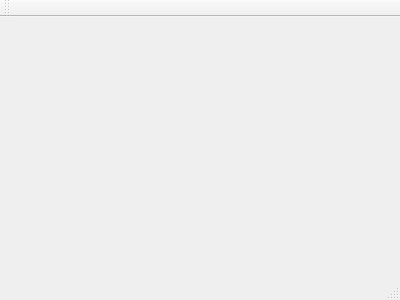
Above: PEViewPlus/mainwindow.ui from zhaojunchen/PEViewPlus before the change. Below: the same form after it.
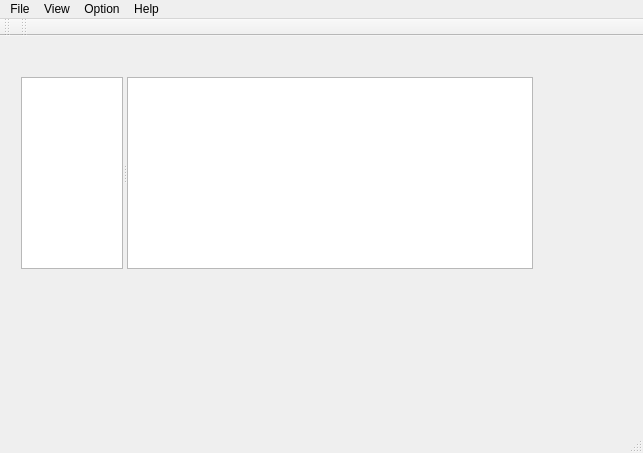
That is the form after the change.

```diff
--- a/PEViewPlus/mainwindow.ui
+++ b/PEViewPlus/mainwindow.ui
@@ -1,24 +1,153 @@
 <ui version="4.0">
  <class>MainWindow</class>
- <widget class="QMainWindow" name="MainWindow" >
-  <property name="geometry" >
+ <widget class="QMainWindow" name="MainWindow">
+  <property name="geometry">
    <rect>
     <x>0</x>
     <y>0</y>
-    <width>400</width>
-    <height>300</height>
+    <width>643</width>
+    <height>453</height>
    </rect>
   </property>
   <property name="windowTitle" >
    <string>MainWindow</string>
   </property>
-  <widget class="QMenuBar" name="menuBar" />
-  <widget class="QToolBar" name="mainToolBar" />
-  <widget class="QWidget" name="centralWidget" />
-  <widget class="QStatusBar" name="statusBar" />
+  <widget class="QWidget" name="centralWidget">
+   <widget class="QSplitter" name="splitter">
+    <property name="geometry">
+     <rect>
+      <x>21</x>
+      <y>41</y>
+      <width>512</width>
+      <height>192</height>
+     </rect>
+    </property>
+    <property name="sizePolicy">
+     <sizepolicy hsizetype="Expanding" vsizetype="Preferred">
+      <horstretch>1</horstretch>
+      <verstretch>0</verstretch>
+     </sizepolicy>
+    </property>
+    <property name="orientation">
+     <enum>Qt::Horizontal</enum>
+    </property>
+    <widget class="QTreeView" name="treeView">
+     <property name="sizePolicy">
+      <sizepolicy hsizetype="Expanding" vsizetype="Expanding">
+       <horstretch>1</horstretch>
+       <verstretch>0</verstretch>
+      </sizepolicy>
+     </property>
+    </widget>
+    <widget class="QListView" name="listView">
+     <property name="sizePolicy">
+      <sizepolicy hsizetype="Expanding" vsizetype="Expanding">
+       <horstretch>4</horstretch>
+       <verstretch>0</verstretch>
+      </sizepolicy>
+     </property>
+    </widget>
+   </widget>
+  </widget>
+  <widget class="QMenuBar" name="menuBar">
+   <property name="geometry">
+    <rect>
+     <x>0</x>
+     <y>0</y>
+     <width>643</width>
+     <height>21</height>
+    </rect>
+   </property>
+   <widget class="QMenu" name="menuFile">
+    <property name="title">
+     <string>File</string>
+    </property>
+    <addaction name="actionopen"/>
+    <addaction name="actionClose"/>
+    <addaction name="separator"/>
+    <addaction name="actionExit"/>
+   </widget>
+   <widget class="QMenu" name="menuView">
+    <property name="title">
+     <string>View</string>
+    </property>
+    <addaction name="actionToolbar"/>
+   </widget>
+   <widget class="QMenu" name="menuHel">
+    <property name="title">
+     <string>Help</string>
+    </property>
+    <addaction name="actionAbout"/>
+   </widget>
+   <widget class="QMenu" name="menuOption">
+    <property name="title">
+     <string>Option</string>
+    </property>
+    <addaction name="actionFont"/>
+   </widget>
+   <addaction name="menuFile"/>
+   <addaction name="menuView"/>
+   <addaction name="menuOption"/>
+   <addaction name="menuHel"/>
+  </widget>
+  <widget class="QToolBar" name="mainToolBar">
+   <property name="font">
+    <font>
+     <family>Adobe Devanagari</family>
+     <pointsize>8</pointsize>
+    </font>
+   </property>
+   <attribute name="toolBarArea">
+    <enum>TopToolBarArea</enum>
+   </attribute>
+   <attribute name="toolBarBreak">
+    <bool>false</bool>
+   </attribute>
+  </widget>
+  <widget class="QStatusBar" name="statusBar"/>
+  <widget class="QToolBar" name="toolBar">
+   <property name="windowTitle">
+    <string>toolBar</string>
+   </property>
+   <attribute name="toolBarArea">
+    <enum>TopToolBarArea</enum>
+   </attribute>
+   <attribute name="toolBarBreak">
+    <bool>false</bool>
+   </attribute>
+  </widget>
+  <action name="actionClose">
+   <property name="text">
+    <string>Close</string>
+   </property>
+  </action>
+  <action name="actionExit">
+   <property name="text">
+    <string>Exit</string>
+   </property>
+  </action>
+  <action name="actionToolbar">
+   <property name="text">
+    <string>Toolbar</string>
+   </property>
+  </action>
+  <action name="actionopen">
+   <property name="text">
+    <string>Open</string>
+   </property>
+  </action>
+  <action name="actionAbout">
+   <property name="text">
+    <string>About</string>
+   </property>
+  </action>
+  <action name="actionFont">
+   <property name="text">
+    <string>Fonts</string>
+   </property>
+  </action>
  </widget>
- <layoutDefault spacing="6" margin="11" />
- <pixmapfunction></pixmapfunction>
+ <layoutdefault spacing="6" margin="11"/>
  <resources/>
  <connections/>
 </ui>
```
Left out of the diff: 3 changed lines with no effect on the pictures.
